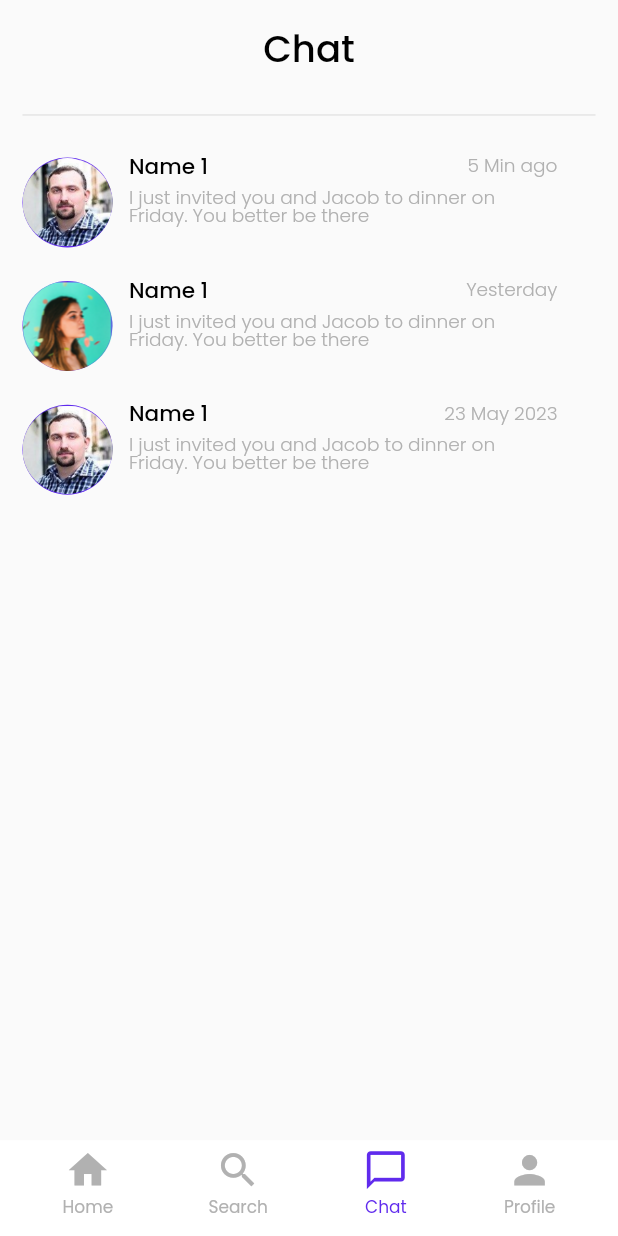
After one commit to Dani7478/haylo_app, a Flutter app: the BookerHomeView screen opened directly, item 3 of the bottom bar chosen, on a phone screen of 412 x 824 dp. The commit adds this screen. Run offline on Flutter 3.47's test engine with Material 2 defaults, Android fonts, the phone set to English and light mode, and no system bars; our stand-ins replace dotted_border, flutter_screenutil, get, google_fonts; missing offline and left inert: flutter_verification_code.

Commit message:
31 May 2023

```diff
--- /dev/null
+++ b/lib/Controller/Home/MainHome/Booker/booker_bottomappbar_controller.dart
@@ -0,0 +1,13 @@
+
+
+import 'package:get/get.dart';
+
+class BookerAppBarController extends GetxController {
+  String activeView='home';
+
+  updateView(String view){
+    activeView=view;
+    print(activeView);
+    update();
+  }
+}
--- a/lib/Controller/controller_links.dart
+++ b/lib/Controller/controller_links.dart
@@ -7,3 +7,4 @@ export 'Home/ProvideService/provideservice_formcontroller.dart';
 export 'Home/ProvideService/provider_category_formcontroller.dart';
 export 'Home/ProvideService/providerpayment_formcontroller.dart';
 export 'Home/ProvideService/providerpayment_formcontroller2.dart';
+export 'Home/MainHome/Booker/booker_bottomappbar_controller.dart';
--- a/lib/View/Constants/images.dart
+++ b/lib/View/Constants/images.dart
@@ -14,3 +14,6 @@ String addPaymentImg='assets/images/Group 1000003457.png';
 String donePaymentImg='assets/images/Group 1000003391.png';
 String provideService1='assets/images/Mask Group 42.png';
 String provideService2='assets/images/Mask Group 85.png';
+String profileImage='assets/images/Mask Group 1.png';
+String chatImage1='assets/images/User img.png';
+String chatImage2='assets/images/Photo.png';
--- a/lib/View/Screens/Authentication/login_view.dart
+++ b/lib/View/Screens/Authentication/login_view.dart
@@ -11,6 +11,7 @@ import 'package:haylo_app/View/Common%20Widgets/navigate.dart';
 import 'package:haylo_app/View/Common%20Widgets/social_button.dart';
 import 'package:haylo_app/View/Constants/consts.dart';
 import 'package:haylo_app/View/Screens/Authentication/forgot_password.dart';
+import 'package:haylo_app/View/Screens/Home/MainHome/Booker/bookerhome_view.dart';
 import 'package:haylo_app/View/Screens/Home/signup_selection.dart';
 import '../../Common Widgets/widgets_links.dart';
 import '../../Constants/colors.dart';
@@ -123,7 +124,9 @@ class LoginView extends StatelessWidget {
               SizedBox(
                 height:20.h,
               ),
-              CustomButton2(name: 'Login', task: () {}),
+              CustomButton2(name: 'Login', task: () {
+                moveUTD(screen: const BookerHomeView());
+              }),
                SizedBox(
                 height:5.h,
               ),
--- /dev/null
+++ b/lib/View/Screens/Home/MainHome/Booker/booker_chatlist_view.dart
@@ -0,0 +1,130 @@
+import 'package:flutter/material.dart';
+import 'package:flutter_screenutil/flutter_screenutil.dart';
+import 'package:haylo_app/View/Common%20Widgets/main_text.dart';
+import 'package:haylo_app/View/Constants/consts.dart';
+
+import '../../../../Constants/colors.dart';
+
+class BookerChatListView extends StatelessWidget {
+  const BookerChatListView({Key? key}) : super(key: key);
+
+  @override
+  Widget build(BuildContext context) {
+    return SizedBox(
+      height: double.infinity,
+      width: double.infinity,
+      child: Padding(
+        padding: const EdgeInsets.symmetric(horizontal: 15),
+        child: ListView(
+          children: [
+            SizedBox(
+              height: 23.h,
+            ),
+            MainTextWidget(
+                text: 'Chat',
+                fontColor: Colors.black,
+                fontSize: 24.sp,
+                fontWeight: FontWeight.w500,
+                align: TextAlign.center),
+            SizedBox(
+              height: 20.h,
+            ),
+            const Divider(
+              thickness: 1.2,
+              color: Color(0xFFE8E8E8),
+            ),
+
+            chatViewCard(
+              name: 'Name 1 ',
+              image: chatImage1,
+              message: 'I just invited you and Jacob to dinner on Friday. You better be there',
+              date: '5 Min ago'
+            ),
+
+            chatViewCard(
+                name: 'Name 1 ',
+                image: chatImage2,
+                message: 'I just invited you and Jacob to dinner on Friday. You better be there',
+                date: 'Yesterday'
+            ),
+
+            chatViewCard(
+                name: 'Name 1 ',
+                image: chatImage1,
+                message: 'I just invited you and Jacob to dinner on Friday. You better be there',
+                date: '23 May 2023'
+            ),
+          ],
+        ),
+      ),
+    );
+  }
+
+  chatViewCard({String? image, String? name, String? message, String? date}) {
+    return Padding(
+      padding:  EdgeInsets.only(top: 20.h),
+      child: SizedBox(
+            child: Row(
+              crossAxisAlignment: CrossAxisAlignment.start,
+              children: [
+                CircleAvatar(
+                  radius: 30,
+                  backgroundColor: purpleColor,
+                  child: Image.asset(image!, fit: BoxFit.fill,),
+                ),
+                 SizedBox(width: 10.w,),
+                Column(
+                  crossAxisAlignment: CrossAxisAlignment.start,
+                  children: [
+                   SizedBox(
+                     width: 260.w,
+                     child: Row(
+                       mainAxisAlignment: MainAxisAlignment.spaceBetween
+                       ,
+                       children: [
+                         //person name
+                         MainTextWidget(
+                             text: name!,
+                             fontColor: Colors.black,
+                             fontSize: 14.sp,
+                             fontWeight: FontWeight.w500,
+                             align: TextAlign.start),
+
+
+                         //date
+                         MainTextWidget(
+                             text: date!,
+                             fontColor: const Color(0xFFB1B1B1),
+                             fontSize: 12.sp,
+                             fontWeight: FontWeight.w300,
+                             align: TextAlign.start),
+                       ],
+                     ),
+                   ),
+                     SizedBox(height: 8.h,),
+
+                    SizedBox(
+                      width: 250.w,
+                      child: MainTextWidget(
+                          text: 'I just invited you and Jacob to dinner on Friday. You better be there',
+                          fontColor: const Color(0xFFB1B1B1),
+                          fontSize: 12.sp,
+                          fontWeight: FontWeight.w300,
+                          align: TextAlign.start),
+                    ),
+
+
+                     Divider(
+                      thickness: 1,
+                      color: Colors.black
+                    ),
+
+                  ],
+                )
+              ],
+            ),
+      ),
+    );
+
+  }
+}
--- /dev/null
+++ b/lib/View/Screens/Home/MainHome/Booker/bookerhome_view.dart
@@ -0,0 +1,113 @@
+import 'package:flutter/material.dart';
+import 'package:flutter_screenutil/flutter_screenutil.dart';
+import 'package:get/get.dart';
+import 'package:haylo_app/Controller/controller_links.dart';
+import 'package:haylo_app/View/Common%20Widgets/main_text.dart';
+import 'package:haylo_app/View/Constants/colors.dart';
+import 'package:haylo_app/View/Screens/Home/MainHome/Booker/booker_chatlist_view.dart';
+import 'package:haylo_app/View/Screens/Home/MainHome/Booker/booker_serachview.dart';
+import 'package:haylo_app/View/Screens/Home/MainHome/Booker/bookerprofile_view.dart';
+
+class BookerHomeView extends StatelessWidget {
+  const BookerHomeView({Key? key}) : super(key: key);
+
+  @override
+  Widget build(BuildContext context) {
+   var controller= Get.put(BookerAppBarController());
+    return Scaffold(
+      body: GetBuilder<BookerAppBarController>(
+          builder: (controller) {
+            if (controller.activeView == 'profile') {
+              return const BookerProfileView();
+            } else if (controller.activeView == 'chat') {
+              return const BookerChatListView();
+            } else if (controller.activeView == 'search') {
+              return const BookerSearchView();
+            } else {
+              return Center(
+                child: MainTextWidget(text: 'Home',
+                    fontColor: Colors.black,
+                    fontSize: 28.sp,
+                    fontWeight: FontWeight.w600,
+                    align: TextAlign.center),
+              );
+            }
+          }
+      ),
+      bottomNavigationBar: BookerBottomNavBar(),
+    );
+  }
+}
+
+class BookerBottomNavBar extends StatelessWidget {
+  const BookerBottomNavBar({Key? key}) : super(key: key);
+
+  @override
+  Widget build(BuildContext context) {
+    var controller = Get.put(BookerAppBarController());
+    return GetBuilder<BookerAppBarController>(
+        builder: (controller) {
+          return Container(
+            width: double.infinity,
+            height: 63.h,
+            color: Colors.white,
+            child: Padding(
+              padding: EdgeInsets.symmetric(horizontal: 38.w, vertical: 5.h),
+              child: Row(
+                mainAxisAlignment: MainAxisAlignment.spaceBetween,
+                crossAxisAlignment: CrossAxisAlignment.center,
+                children: [
+                  bottomBarIcon(icon: Icons.home,
+                      text: 'Home',
+                      activeView: controller.activeView),
+                  bottomBarIcon(icon: Icons.search,
+                      text: 'Search',
+                      activeView: controller.activeView),
+                  bottomBarIcon(icon: Icons.chat_bubble_outline,
+                      text: 'Chat',
+                      activeView: controller.activeView),
+                  bottomBarIcon(icon: Icons.person,
+                      text: 'Profile',
+                      activeView: controller.activeView),
+                ],
+              ),
+            ),
+          );
+        }
+
+    );
+  }
+
+  bottomBarIcon({IconData? icon, String? text, String? activeView}) {
+    late Color whichColor;
+    Color activeColor = purpleColor;
+    Color inactiveColor = Color(0xFFB1B1B1);
+    if (text?.toLowerCase() == activeView?.toLowerCase()) {
+      print('Calling');
+      whichColor = purpleColor;
+    } else {
+      whichColor = inactiveColor;
+    }
+    return GestureDetector(
+      onTap: () {
+        Get.find<BookerAppBarController>().updateView(text.toLowerCase());
+      },
+      child: Column(
+        children: [
+          Icon(
+            icon,
+            color: whichColor,
+            size: 30.h,
+          ),
+          SizedBox(height: 5.h,),
+          MainTextWidget(
+              text: text!,
+              fontColor: whichColor,
+              fontSize: 11.sp,
+              fontWeight: FontWeight.w400,
+              align: TextAlign.center)
+        ],
+      ),
+    );
+  }
+}
--- a/lib/View/Screens/Home/ProvideService/provider_addnewservice_view.dart
+++ b/lib/View/Screens/Home/ProvideService/provider_addnewservice_view.dart
@@ -4,6 +4,8 @@ import 'package:flutter_screenutil/flutter_screenutil.dart';
 import 'package:haylo_app/View/Common%20Widgets/backmove_appbar.dart';
 import 'package:haylo_app/View/Common%20Widgets/widgets_links.dart';
 import 'package:haylo_app/View/Constants/consts.dart';
+
+import '../BookService/paymentdone_view.dart';
 
 class ProviderAddNewServiceView extends StatelessWidget {
   const ProviderAddNewServiceView({Key? key}) : super(key: key);
@@ -189,8 +191,11 @@ class ProviderAddNewServiceView extends StatelessWidget {
                 ),
               ),
             ),
+            SizedBox(height: 100.h,),
 
-            CustomButton2(name:'Next', task: (){})
+            CustomButton2(name:'Next', task: (){
+              moveRTL(screen: const PaymentDoneView());
+            })
           ],
         ),
       ),
```
Also changed, not shown: lib/View/Screens/Home/MainHome/Booker/booker_serachview.dart (added, +110 -0 lines), lib/View/Screens/Home/MainHome/Booker/bookerprofile_view.dart (added, +98 -0 lines).
